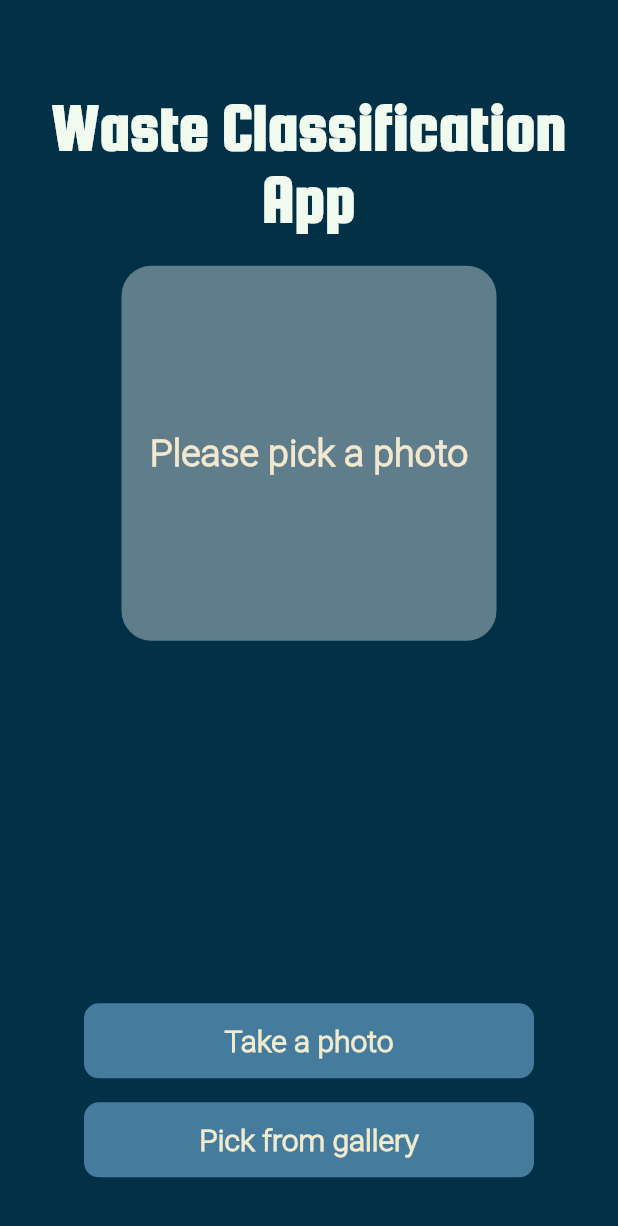
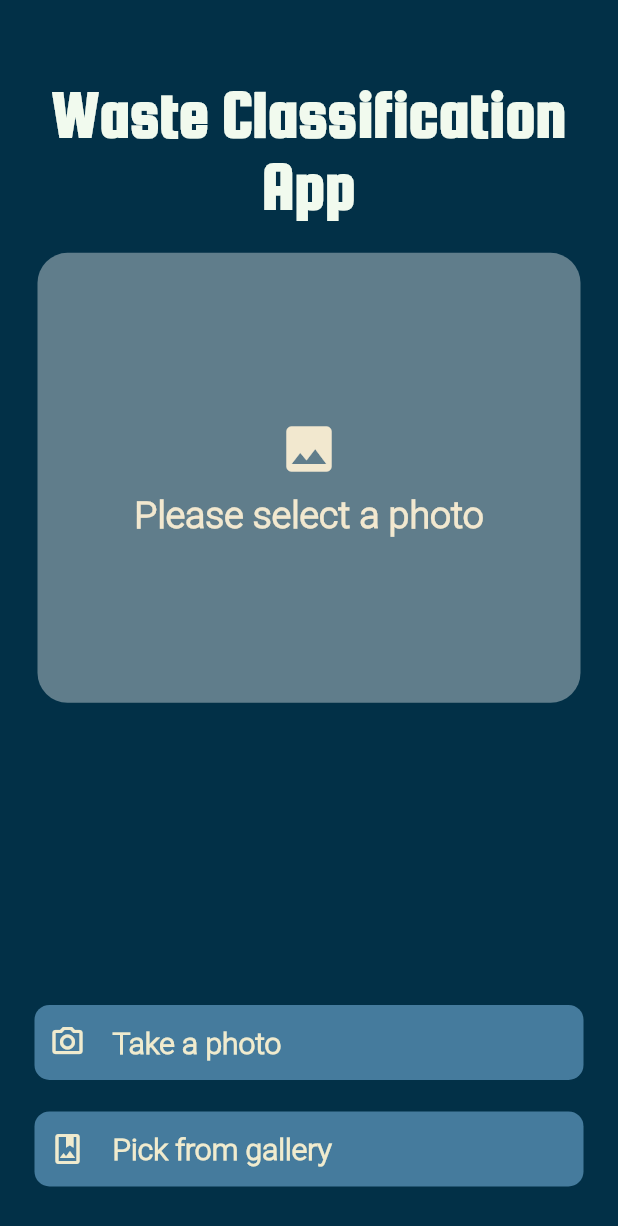
Before and after one commit to kshitij-ra/Waste-Classification-App, a Flutter app: the screen it shows after launch, on a phone screen of 412 x 824 dp. Shown: the top 1226 px of the screen. Run offline on Flutter 3.47's test engine with Material 2 defaults, Android fonts, the phone set to English and light mode, and no system bars; our stand-ins replace image_picker; missing offline and left inert: tflite_flutter, tflite_flutter_helper.

Commit message:
Updated the UI

```diff
--- a/lib/widget/waste_photo_view.dart
+++ b/lib/widget/waste_photo_view.dart
@@ -9,24 +9,46 @@ class WastePhotoView extends StatelessWidget {
 
   @override
   Widget build(BuildContext context) {
-    return Container(
-      width: 250,
+    return Padding(
+      padding: const EdgeInsets.symmetric(horizontal: 25),
+      child: Container(
+          //width: 300,
           decoration: BoxDecoration(
               color: Colors.blueGrey,
               borderRadius: BorderRadius.all(Radius.circular(20))),
-      height: 250,
+          height: 300,
           //color: Colors.blueGrey,
           child: (file == null)
               ? _buildEmptyView()
-          : Image.file(file!, fit: BoxFit.cover),
+              : ClipRRect(
+                  borderRadius: BorderRadius.circular(20), // Image border
+                  child: Image.file(file!, fit: BoxFit.cover),
+                )),
     );
   }
 
   Widget _buildEmptyView() {
-    return const Center(
-        child: Text(
-      'Please pick a photo',
+    return Padding(
+      padding: const EdgeInsets.all(20),
+      child: Center(
+          child: Column(
+        mainAxisAlignment: MainAxisAlignment.center,
+        children: [
+          Icon(
+            Icons.photo,
+            size: 40,
+            color: kColorEggshell,
+          ),
+          SizedBox(
+            height: 10,
+          ),
+          Text(
+            'Please select a photo',
             style: kAnalyzingTextStyle,
-    ));
+            textAlign: TextAlign.center,
+          ),
+        ],
+      )),
+    );
   }
 }
--- a/lib/widget/waste_recogniser.dart
+++ b/lib/widget/waste_recogniser.dart
@@ -76,10 +76,12 @@ class _WasteRecogniserState extends State<WasteRecogniser> {
           _buildPickPhotoButton(
             title: 'Take a photo',
             source: ImageSource.camera,
+            icon: Icons.camera_alt_outlined,
           ),
           _buildPickPhotoButton(
             title: 'Pick from gallery',
             source: ImageSource.gallery,
+            icon: Icons.photo_album_outlined,
           ),
           const Spacer(),
         ],
@@ -115,24 +117,42 @@ class _WasteRecogniserState extends State<WasteRecogniser> {
   Widget _buildPickPhotoButton({
     required ImageSource source,
     required String title,
+    required IconData icon,
   }) {
     return TextButton(
       onPressed: () => _onPickPhoto(source),
+      child: Padding(
+        padding: const EdgeInsets.symmetric(horizontal: 15, vertical: 2.5),
         child: Container(
           decoration: BoxDecoration(
               color: kColorBrown,
               borderRadius: BorderRadius.all(Radius.circular(10))),
-        width: 300,
           height: 50,
           //color: kColorBrown,
           child: Center(
-            child: Text(title,
+              child: Padding(
+            padding: const EdgeInsets.symmetric(horizontal: 10),
+            child: Row(
+              mainAxisAlignment: MainAxisAlignment.start,
+              children: [
+                Icon(
+                  icon,
+                  color: kColorLightYellow,
+                ),
+                SizedBox(
+                  width: 18,
+                ),
+                Text(title,
                     style: const TextStyle(
                       fontFamily: kButtonFont,
                       fontSize: 20.0,
                       fontWeight: FontWeight.w600,
                       color: kColorLightYellow,
-                ))),
+                    )),
+              ],
+            ),
+          )),
+        ),
       ),
     );
   }
@@ -165,7 +185,7 @@ class _WasteRecogniserState extends State<WasteRecogniser> {
 
     final resultCategory = _classifier.predict(imageInput);
 
-    final result = resultCategory.score >= 0.8
+    final result = resultCategory.score >= 0.65
         ? _ResultStatus.found
         : _ResultStatus.notFound;
     final wasteLabel = resultCategory.label;
```
Also changed, not shown: lib/classifier/classifier_category.dart (+0 -28 lines), lib/classifier/classifier_model.dart (+0 -28 lines). Lines whose indentation alone changed are shown as unchanged.
